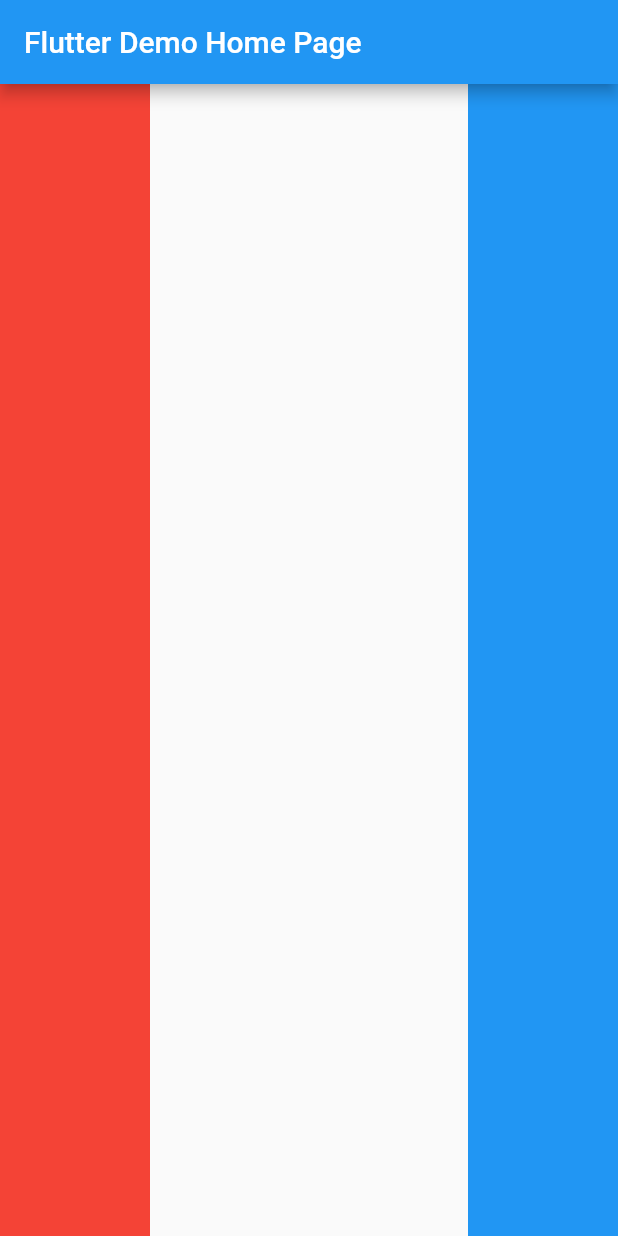
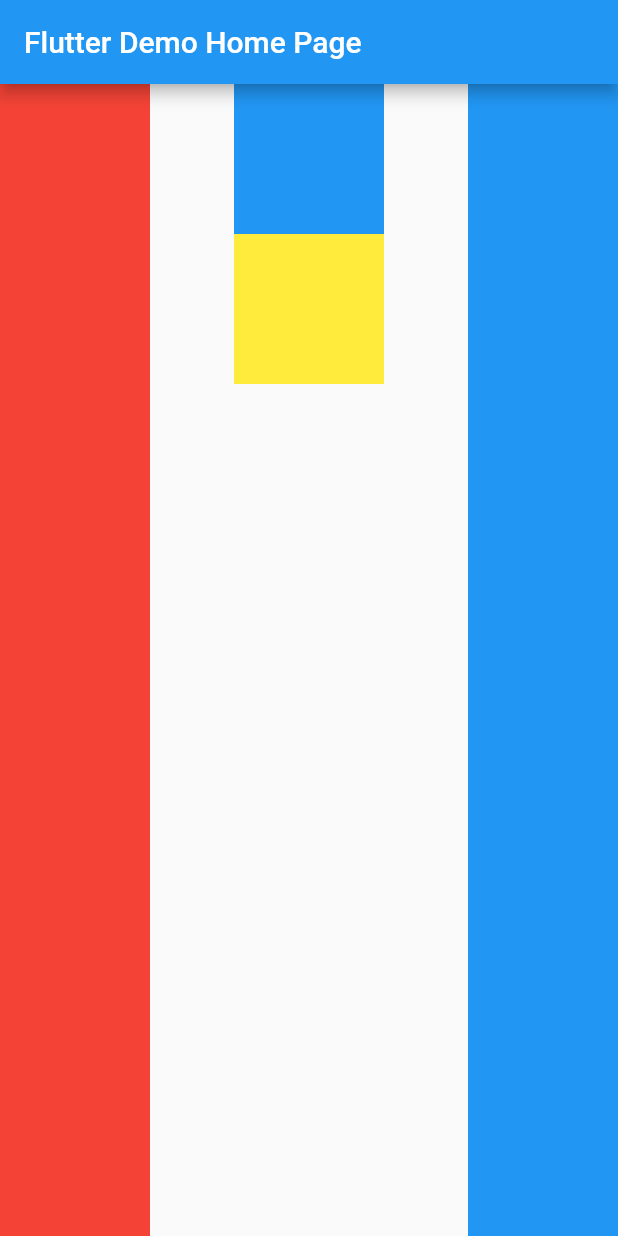
Before and after one commit to me08dushyant/miCard, a Flutter app: the screen it shows after launch, on a phone screen of 412 x 824 dp. Run offline on Flutter 3.47's test engine with Material 2 defaults, Android fonts, the phone set to English and light mode, and no system bars.

```diff
--- a/lib/main.dart
+++ b/lib/main.dart
@@ -41,6 +41,20 @@ class MyHomePage extends StatelessWidget {
               height: double.infinity,
               color: Colors.red,
             ),
+            Column(
+              children: [
+                Container(
+                  width: 100,
+                  height: 100,
+                  color: Colors.blue,
+                ),
+                Container(
+                  width: 100,
+                  height: 100,
+                  color: Colors.yellow,
+                ),
+              ],
+            ),
             Container(
               width: 100,
               height: double.infinity,
```
Also changed, not shown: 1 other file.
